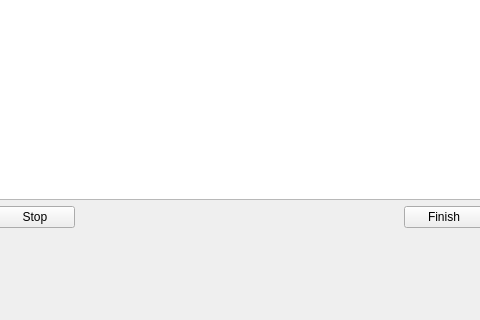
Qt form smartfMRI/experimentstatus.ui (wuzhuobin/smartfMRI) before a commit; both pictures show x 256 to 736 and y 92 to 412 of the 978 by 412 pixel window.
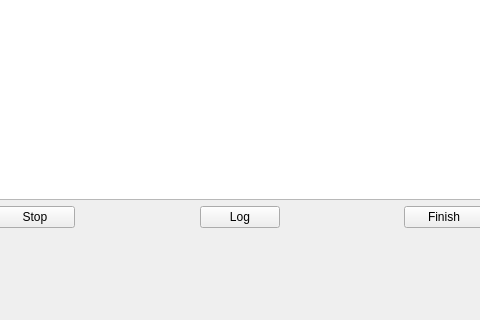
The same form after that commit.

```diff
--- a/smartfMRI/experimentstatus.ui
+++ b/smartfMRI/experimentstatus.ui
@@ -23,9 +23,6 @@
     </rect>
    </property>
    <layout class="QGridLayout" name="gridLayout">
-    <item row="0" column="0" colspan="3">
-     <widget class="QListWidget" name="statusListWidget"/>
-    </item>
     <item row="1" column="0">
      <widget class="QPushButton" name="stopPushButton">
       <property name="text">
@@ -46,13 +43,36 @@
       </property>
      </spacer>
     </item>
-    <item row="1" column="2">
+    <item row="0" column="0" colspan="5">
+     <widget class="QListWidget" name="statusListWidget"/>
+    </item>
+    <item row="1" column="4">
      <widget class="QPushButton" name="finishPushButton">
       <property name="text">
        <string>Finish</string>
       </property>
      </widget>
     </item>
+    <item row="1" column="2">
+     <widget class="QPushButton" name="logPushButton">
+      <property name="text">
+       <string>Log</string>
+      </property>
+     </widget>
+    </item>
+    <item row="1" column="3">
+     <spacer name="horizontalSpacer_2">
+      <property name="orientation">
+       <enum>Qt::Horizontal</enum>
+      </property>
+      <property name="sizeHint" stdset="0">
+       <size>
+        <width>40</width>
+        <height>20</height>
+       </size>
+      </property>
+     </spacer>
+    </item>
    </layout>
   </widget>
  </widget>
```
